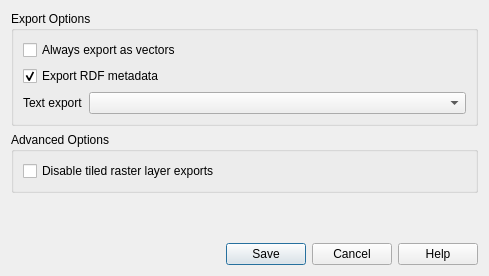
Before: the Qt Designer form src/ui/layout/qgspdfexportoptions.ui in qgis/QGIS, drawn with Qt 5.
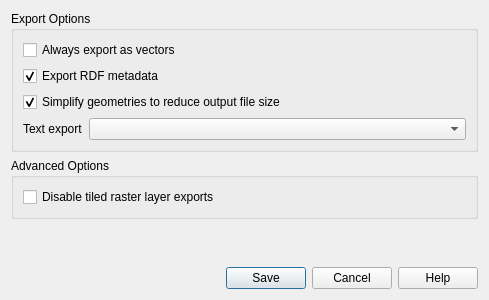
After: the same form once the commit is applied. Custom widgets are drawn as their Qt base class.

Commit message: [FEATURE][layouts] Add option to simplify PDF or SVG exports

```diff
--- a/src/ui/layout/qgspdfexportoptions.ui
+++ b/src/ui/layout/qgspdfexportoptions.ui
@@ -7,7 +7,7 @@
     <x>0</x>
     <y>0</y>
     <width>489</width>
-    <height>276</height>
+    <height>300</height>
    </rect>
   </property>
   <property name="windowTitle">
@@ -50,6 +50,16 @@
         </property>
        </widget>
       </item>
+      <item row="2" column="0" colspan="2">
+       <widget class="QCheckBox" name="mSimplifyGeometriesCheckbox">
+        <property name="text">
+         <string>Simplify geometries to reduce output file size</string>
+        </property>
+        <property name="checked">
+         <bool>true</bool>
+        </property>
+       </widget>
+      </item>
      </layout>
     </widget>
    </item>
```
Left out of the diff: 2 changed lines with no effect on the pictures. The commit also changes 5 other files.
